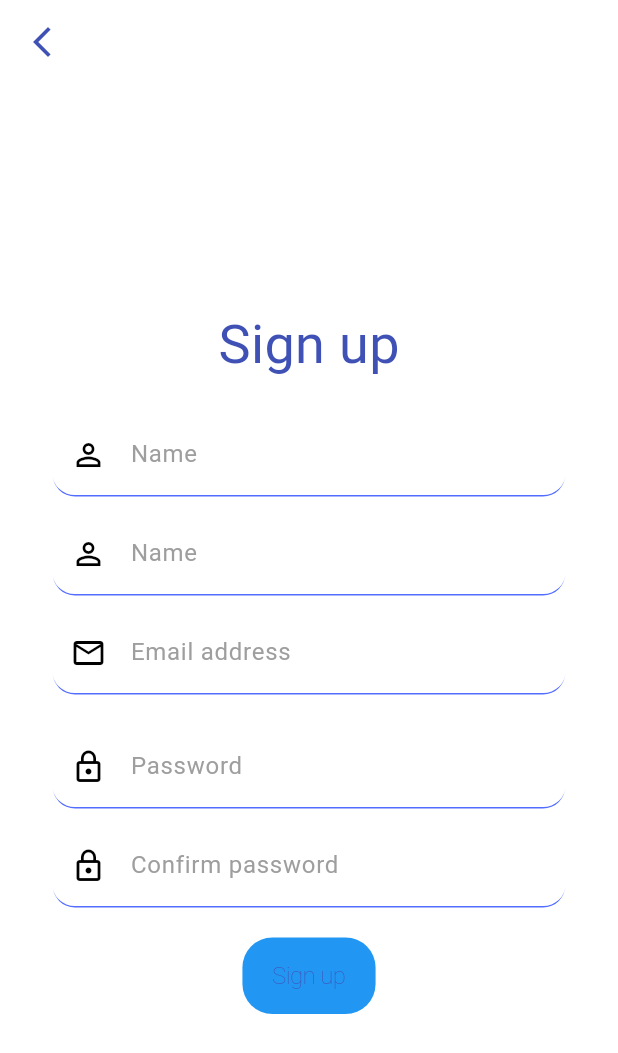
After one commit to Sergio473/AppFlutterDesarrollo, a Flutter app: the RegisterPage screen opened by its route, on a phone screen of 412 x 824 dp. The commit adds this screen. Shown: the top 1053 px of the screen. Run offline on Flutter 3.47's test engine with Material 3 defaults, Android fonts, the phone set to English and light mode, and no system bars; Roboto replaces fonts that are missing (Montserrat); project files that could hold a hidden picture were left out.

Commit message:
Sign up page app

```diff
--- a/lib/misc/validators.dart
+++ b/lib/misc/validators.dart
@@ -1,3 +1,11 @@
+String? validateName(String? value) {
+  if (value == null || value.isEmpty) {
+    return 'Name required';
+  }
+  return null;
+}
+
+
 String? validateEmail(String? value) {
   if (value == null || value.isEmpty) {
   } else if (!RegExp(
@@ -18,3 +26,12 @@ String? validateEmail(String? value) {
     }
       return null;
 }
+
+  String? validateConfirmPassword(String? value) {
+    if (value == null || value.isEmpty) {
+      return 'Please repite password';
+    } else if (validatePassword(value).toString() != value) {
+      return 'Passwords do not match';
+    }
+      return null;
+}
--- a/lib/pages/loading_page.dart
+++ b/lib/pages/loading_page.dart
@@ -29,17 +29,18 @@ class _LoadingPageState extends State<LoadingPage> {
 
   @override
   Widget build(BuildContext context) {
-    return Scaffold(
+    return const Scaffold(
       backgroundColor: Colors.white,
       body: Center(
         child: Column(
           mainAxisAlignment: MainAxisAlignment.center,
-          children: const [
+          children: [
             Text(
-              "Loading Page",
+              "First App",
               style: titleStyleIndigo,
             ),
-            const AppProgressIndicator()
+            SizedBoxH20(),
+            AppProgressIndicator(),
           ],
         )),
     );
--- a/lib/pages/register_page.dart
+++ b/lib/pages/register_page.dart
@@ -1,12 +1,38 @@
 import 'package:flutter/material.dart';
+import 'package:flutterappprueba/routes/route_manager.dart';
+import 'package:flutterappprueba/widgets/register_form.dart';
 
 class RegisterPage extends StatelessWidget {
   const RegisterPage({super.key});
 
   @override
   Widget build(BuildContext context) {
-    return const Scaffold(
-      backgroundColor: Colors.indigo,
+    return Scaffold(
+      appBar: AppBar(
+        elevation: 0,
+        leading: IconButton(onPressed: (){
+          Navigator.popAndPushNamed(context, RouteManager.loginPage);
+        },
+        icon:  const Icon(Icons.arrow_back_ios_new_sharp,
+        color: Colors.indigo,)),
+        backgroundColor: Colors.white,
+        //title: const Text("Sign up",
+        //style: style16White,),
+      ),
+      backgroundColor: Colors.white,
+      body: const SafeArea(
+        child: Stack(
+          children: [
+            Padding(
+              padding: EdgeInsets.all(15.0),
+              child: Center(
+                child: SingleChildScrollView(
+                  child: RegisterForm(),
+                ),
+              ), )
+          ]
+        )
+      ),
     );
   }
 }
--- a/lib/widgets/login_form.dart
+++ b/lib/widgets/login_form.dart
@@ -2,6 +2,7 @@ import 'package:flutter/cupertino.dart';
 import 'package:flutter/material.dart';
 import 'package:flutterappprueba/misc/constants.dart';
 import 'package:flutterappprueba/misc/validators.dart';
+import 'package:flutterappprueba/routes/route_manager.dart';
 
 class LoginForm extends StatefulWidget {
   const LoginForm({super.key});
@@ -55,10 +56,12 @@ class _LoginFormState extends State<LoginForm> {
           ),
           const SizedBoxH20(),
           //forgot password
-          ButtonBar(
+          OverflowBar(
             alignment: MainAxisAlignment.end,
             children: [
-              TextButton(onPressed: (){},
+              TextButton(onPressed: (){
+
+              },
               child: const Text("Forgot Password?",
               style: style16Black,))
             ],
@@ -74,7 +77,10 @@ class _LoginFormState extends State<LoginForm> {
             borderRadius: const BorderRadius.all(Radius.circular(20)),
             color: Colors.white,
             child: const Text('Sign up',
-            style: style16Indigo,), onPressed: (){}),
+            style: style16Indigo,), onPressed: (){
+              Navigator.popAndPushNamed(
+                context, RouteManager.registerPage);
+            }),
 
         ],
       ),
--- /dev/null
+++ b/lib/widgets/register_form.dart
@@ -0,0 +1,106 @@
+import 'package:flutter/cupertino.dart';
+import 'package:flutter/material.dart';
+import 'package:flutterappprueba/misc/constants.dart';
+import 'package:flutterappprueba/misc/validators.dart';
+
+class RegisterForm extends StatefulWidget {
+  const RegisterForm({super.key});
+
+  @override
+  State<RegisterForm> createState() => _RegisterFormState();
+}
+
+class _RegisterFormState extends State<RegisterForm> {
+  late TextEditingController nameController;
+  late TextEditingController passwordController;
+  late TextEditingController confirmPasswordController;
+  late TextEditingController emailController;
+
+  @override
+  void initState() {
+    super.initState();
+    nameController = TextEditingController();
+    emailController = TextEditingController();
+    passwordController = TextEditingController();
+    confirmPasswordController = TextEditingController();
+  }
+
+  @override
+  void dispose() {
+    nameController.dispose();
+    emailController.dispose();
+    passwordController.dispose();
+    confirmPasswordController.dispose();
+    super.dispose();
+  }
+
+  @override
+  Widget build(BuildContext context) {
+    return Form(
+        child: Padding(
+      padding: const EdgeInsets.all(20.0),
+      child: Column(
+        mainAxisAlignment: MainAxisAlignment.center,
+        crossAxisAlignment: CrossAxisAlignment.center,
+        children: [
+          const Text("Sign up",
+          style: titleStyleIndigo,),
+          const SizedBoxH20(),
+          TextFormField(
+            validator: validateName,
+            controller: nameController,
+            decoration: formDecoration(
+              "Name",
+              Icons.person_outline,
+            ),
+          ),
+          const SizedBoxH10(),
+          TextFormField(
+            validator: validateName,
+            controller: nameController,
+            decoration: formDecoration(
+              "Name",
+              Icons.person_outline,
+            ),
+          ),
+          const SizedBoxH10(),
+          TextFormField(
+            validator: validateEmail,
+            controller: emailController,
+            decoration: formDecoration(
+              "Email address",
+              Icons.mail_outline,
+            ),
+          ),
+          const SizedBoxH20(),
+          TextFormField(
+            validator: validatePassword,
+            controller: passwordController,
+            decoration: formDecoration(
+              "Password",
+              Icons.lock_outline,
+            ),
+          ),
+          const SizedBoxH10(),
+          TextFormField(
+            validator: validateConfirmPassword,
+            controller: confirmPasswordController,
+            decoration: formDecoration(
+              "Confirm password",
+              Icons.lock_outline,
+            ),
+          ),
+          const SizedBoxH20(),
+          CupertinoButton(
+              borderRadius: const BorderRadius.all(Radius.circular(20)),
+              color: Colors.blue,
+              child: const Text(
+                'Sign up',
+                style: style16White,
+              ),
+              onPressed: () {}),
+        ],
+      ),
+    ));
+  }
+}
```
